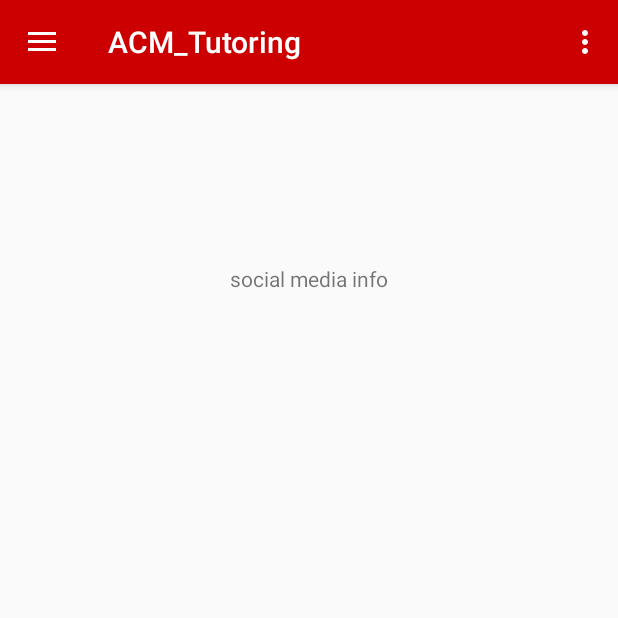
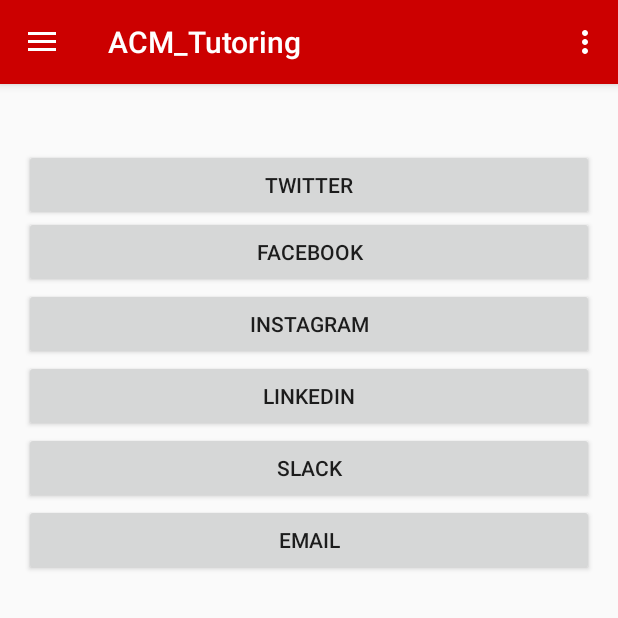
Before and after one commit to amm87/ACMapp, an Android app: the screen it shows after launch (MainActivity), in the side drawer, after a tap on "Contact Us", on a phone screen of 412 x 824 dp, the top half of it. Run offline under Robolectric (Android 15) with nearby library versions, the phone set to English and light mode, and no system bars; 3 statements that could not run were skipped.

Commit message:
Buttons for contact us work now

```diff
--- /dev/null
+++ b/app/src/main/java/com/acm/njit/acm_tutoring/ContactUs.java
@@ -0,0 +1,42 @@
+package com.acm.njit.acm_tutoring;
+
+import android.content.Intent;
+import android.net.Uri;
+import android.support.v4.app.Fragment;
+import android.os.Bundle;
+import android.support.annotation.Nullable;
+import android.view.LayoutInflater;
+import android.view.View;
+import android.view.ViewGroup;
+
+/**
+ * Created by Jesse on 11/6/2016.
+ * Corresponds to social_media_layout.xmlout.xml
+ */
+
+public class ContactUs extends Fragment {
+
+    View viewer;
+
+    @Nullable
+    @Override
+    public View onCreateView(LayoutInflater inflater, ViewGroup container, Bundle savedInstanceState) {
+        viewer = inflater.inflate(R.layout.contact_us_layout, container, false);
+        return viewer;
+    }
+
+
+    public void onClickTwitter(View view) {
+        // Perform action on click
+    }
+    public void onClickInstagram(View view) {
+        // Perform action on click
+    }
+    public void onClickSlack(View view) {
+        // Perform action on click
+    }
+    public void onClickLinkedIn(View view) {
+        // Perform action on click
+    }
+
+}
--- /dev/null
+++ b/app/src/main/res/layout/contact_us_layout.xml
@@ -0,0 +1,61 @@
+<?xml version="1.0" encoding="utf-8"?>
+<RelativeLayout xmlns:android="http://schemas.android.com/apk/res/android"
+    xmlns:tools="http://schemas.android.com/tools"
+    android:layout_width="match_parent" android:layout_height="wrap_content">
+
+    <Button
+        android:text="Twitter"
+        android:layout_width="match_parent"
+        android:layout_height="wrap_content"
+        android:id="@+id/button6"
+        android:layout_alignParentTop="true"
+        android:layout_centerHorizontal="true"
+        android:layout_marginTop="27dp"
+        android:onClick="onClickTwitter"/>
+
+    <Button
+        android:text="Facebook"
+        android:layout_width="match_parent"
+        android:layout_height="wrap_content"
+        android:id="@+id/button7"
+        android:layout_alignParentTop="true"
+        android:layout_centerHorizontal="true"
+        android:layout_marginTop="72dp"
+        android:onClick="onClickFacebook"/>
+
+    <Button
+        android:text="Instagram"
+        android:layout_width="match_parent"
+        android:layout_height="wrap_content"
+        android:id="@+id/button8"
+        android:layout_below="@+id/button7"
+        android:layout_centerHorizontal="true"
+        android:onClick="onClickInstagram"/>
+
+    <Button
+        android:text="Slack"
+        android:layout_width="match_parent"
+        android:layout_height="wrap_content"
+        android:id="@+id/button10"
+        android:layout_below="@+id/button9"
+        android:layout_alignParentStart="true"
+        android:onClick="onClickSlack"/>
+
+    <Button
+        android:text="LinkedIn"
+        android:layout_width="match_parent"
+        android:layout_height="wrap_content"
+        android:id="@+id/button9"
+        android:layout_below="@+id/button8"
+        android:layout_alignParentStart="true"
+        android:onClick="onClickLinkedIn"/>
+
+    <Button
+        android:text="Email"
+        android:layout_width="match_parent"
+        android:layout_height="wrap_content"
+        android:id="@+id/button11"
+        android:layout_below="@+id/button10"
+        android:layout_alignParentStart="true"
+        android:onClick="onClickEmail"/>
+</RelativeLayout>
--- a/app/src/main/res/layout/social_media_layout.xml
+++ /dev/null
@@ -1,13 +0,0 @@
-<?xml version="1.0" encoding="utf-8"?>
-<RelativeLayout xmlns:android="http://schemas.android.com/apk/res/android"
-    android:layout_width="match_parent" android:layout_height="match_parent">
-
-    <TextView
-        android:text="social media info"
-        android:layout_width="wrap_content"
-        android:layout_height="wrap_content"
-        android:layout_alignParentTop="true"
-        android:layout_centerHorizontal="true"
-        android:layout_marginTop="104dp"
-        android:id="@+id/textView2" />
-</RelativeLayout>
--- a/app/src/main/res/menu/activity_main_drawer.xml
+++ b/app/src/main/res/menu/activity_main_drawer.xml
@@ -14,10 +14,7 @@
             android:id="@+id/nav_third_layout"
             android:icon="@drawable/computer_logo"
             android:title="Tutoring" />
-        <item
-            android:id="@+id/nav_fourth_layout"
-            android:icon="@drawable/lightbulb_icon"
-            android:title="Social Medias" />
+
     </group>
 
     <item android:title="Contact us">
```
Also changed, not shown: app/src/main/java/com/acm/njit/acm_tutoring/MainActivity.java (+55 -5 lines), app/src/main/java/com/acm/njit/acm_tutoring/SocialMedia.java (deleted, +0 -27 lines).
